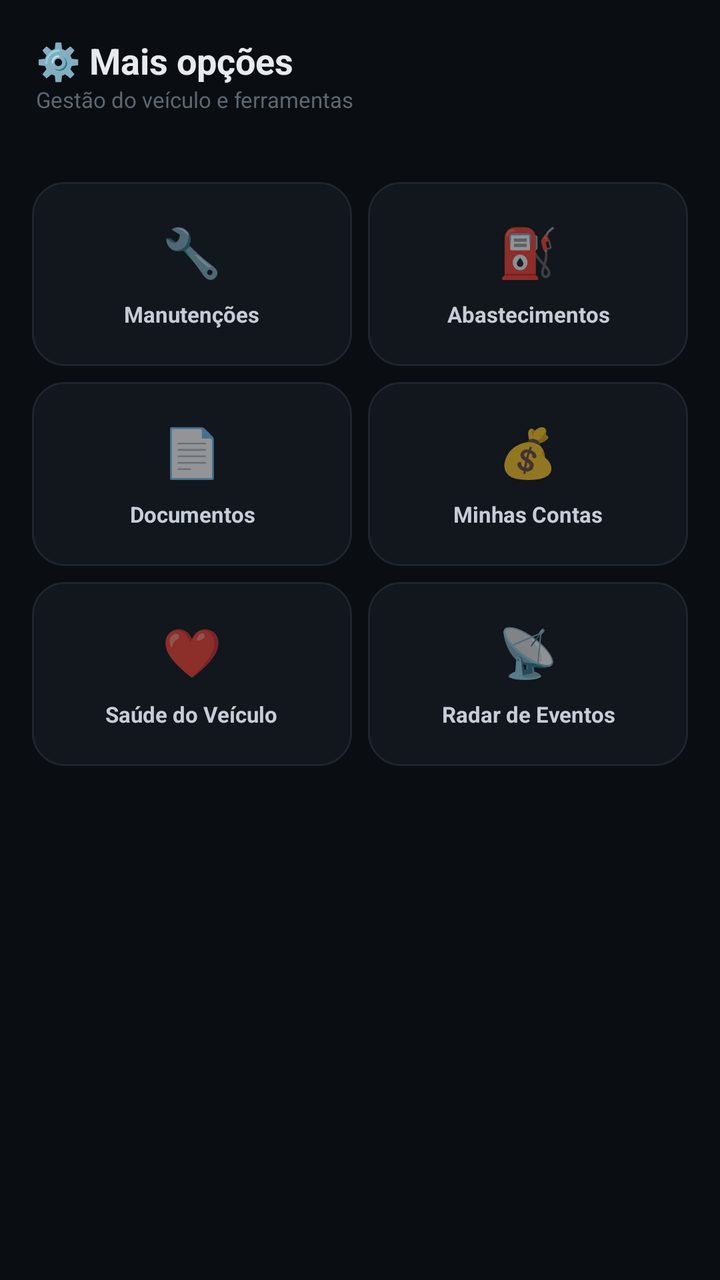
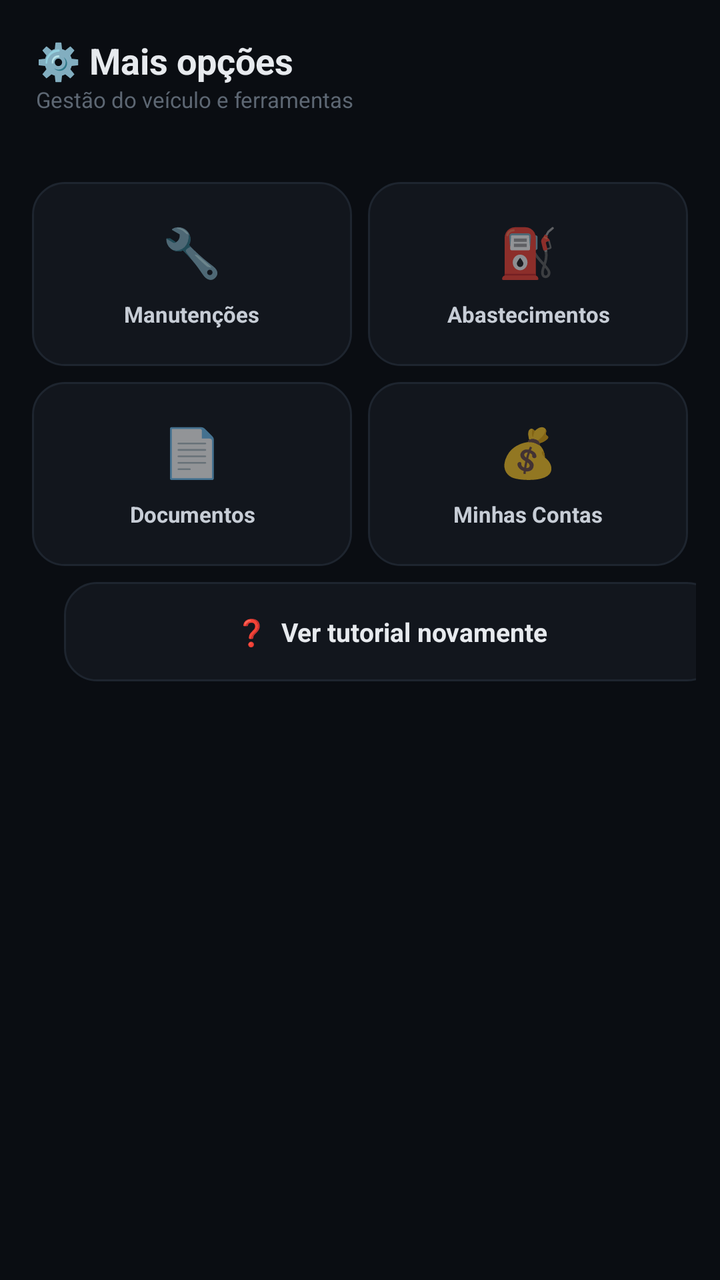

The first picture is an Android layout as it rendered before a commit; the second is the same layout after the commit. The layout source and the unified diff follow.
<!-- AndroidManifest.xml: application theme Theme.MaterialComponents.DayNight.NoActionBar -->
<!-- res/layout/activity_mais_opcoes.xml -->
<?xml version="1.0" encoding="utf-8"?>
<ScrollView xmlns:android="http://schemas.android.com/apk/res/android"
    android:layout_width="match_parent"
    android:layout_height="match_parent"
    android:background="#0A0D12">

    <LinearLayout
        android:layout_width="match_parent"
        android:layout_height="wrap_content"
        android:orientation="vertical">

        <LinearLayout
            android:layout_width="match_parent"
            android:layout_height="wrap_content"
            android:orientation="vertical"
            android:padding="18dp"
            android:paddingBottom="10dp">

            <TextView
                android:layout_width="wrap_content"
                android:layout_height="wrap_content"
                android:text="⚙️ Mais opções"
                android:textColor="#E7EAEE"
                android:textSize="18sp"
                android:textStyle="bold" />

            <TextView
                android:layout_width="wrap_content"
                android:layout_height="wrap_content"
                android:text="Gestão do veículo e ferramentas"
                android:textColor="#5D6773"
                android:textSize="11sp" />
        </LinearLayout>

        <LinearLayout
            android:layout_width="match_parent"
            android:layout_height="wrap_content"
            android:orientation="vertical"
            android:padding="12dp">

            <LinearLayout
                android:layout_width="match_parent"
                android:layout_height="wrap_content"
                android:orientation="horizontal">

                <LinearLayout
                    android:id="@+id/btnManutencoes"
                    android:layout_width="0dp"
                    android:layout_height="92dp"
                    android:layout_weight="1"
                    android:layout_margin="4dp"
                    android:orientation="vertical"
                    android:gravity="center"
                    android:paddingStart="4dp"
                    android:paddingEnd="4dp"
                    android:background="@drawable/bg_card_dark"
                    android:clickable="true"
                    android:focusable="true">

                    <TextView
                        android:layout_width="wrap_content"
                        android:layout_height="wrap_content"
                        android:text="🔧"
                        android:textSize="24sp" />

                    <TextView
                        android:layout_width="wrap_content"
                        android:layout_height="wrap_content"
                        android:text="Manutenções"
                        android:textColor="#C7CDD6"
                        android:textSize="11sp"
                        android:textStyle="bold"
                        android:maxLines="1"
                        android:gravity="center"
                        android:layout_marginTop="8dp" />
                </LinearLayout>

                <LinearLayout
                    android:id="@+id/btnAbastecimentos"
                    android:layout_width="0dp"
                    android:layout_height="92dp"
                    android:layout_weight="1"
                    android:layout_margin="4dp"
                    android:orientation="vertical"
                    android:gravity="center"
                    android:paddingStart="4dp"
                    android:paddingEnd="4dp"
                    android:background="@drawable/bg_card_dark"
                    android:clickable="true"
                    android:focusable="true">

                    <TextView
                        android:layout_width="wrap_content"
                        android:layout_height="wrap_content"
                        android:text="⛽"
                        android:textSize="24sp" />

                    <TextView
                        android:layout_width="wrap_content"
                        android:layout_height="wrap_content"
                        android:text="Abastecimentos"
                        android:textColor="#C7CDD6"
                        android:textSize="11sp"
                        android:textStyle="bold"
                        android:maxLines="1"
                        android:gravity="center"
                        android:layout_marginTop="8dp" />
                </LinearLayout>
            </LinearLayout>

            <LinearLayout
                android:layout_width="match_parent"
                android:layout_height="wrap_content"
                android:orientation="horizontal">

                <LinearLayout
                    android:id="@+id/btnDocumentos"
                    android:layout_width="0dp"
                    android:layout_height="92dp"
                    android:layout_weight="1"
                    android:layout_margin="4dp"
                    android:orientation="vertical"
                    android:gravity="center"
                    android:paddingStart="4dp"
                    android:paddingEnd="4dp"
                    android:background="@drawable/bg_card_dark"
                    android:clickable="true"
                    android:focusable="true">

                    <TextView
                        android:layout_width="wrap_content"
                        android:layout_height="wrap_content"
                        android:text="📄"
                        android:textSize="24sp" />

                    <TextView
                        android:layout_width="wrap_content"
                        android:layout_height="wrap_content"
                        android:text="Documentos"
                        android:textColor="#C7CDD6"
                        android:textSize="11sp"
                        android:textStyle="bold"
                        android:maxLines="1"
                        android:gravity="center"
                        android:layout_marginTop="8dp" />
                </LinearLayout>

                <LinearLayout
                    android:id="@+id/btnContas"
                    android:layout_width="0dp"
                    android:layout_height="92dp"
                    android:layout_weight="1"
                    android:layout_margin="4dp"
                    android:orientation="vertical"
                    android:gravity="center"
                    android:paddingStart="4dp"
                    android:paddingEnd="4dp"
                    android:background="@drawable/bg_card_dark"
                    android:clickable="true"
                    android:focusable="true">

                    <TextView
                        android:layout_width="wrap_content"
                        android:layout_height="wrap_content"
                        android:text="💰"
                        android:textSize="24sp" />

                    <TextView
                        android:layout_width="wrap_content"
                        android:layout_height="wrap_content"
                        android:text="Minhas Contas"
                        android:textColor="#C7CDD6"
                        android:textSize="11sp"
                        android:textStyle="bold"
                        android:maxLines="1"
                        android:gravity="center"
                        android:layout_marginTop="8dp" />
                </LinearLayout>
            </LinearLayout>

            <LinearLayout
                android:layout_width="match_parent"
                android:layout_height="wrap_content"
                android:orientation="horizontal">

                <LinearLayout
                    android:id="@+id/btnSaudeVeiculo"
                    android:layout_width="0dp"
                    android:layout_height="92dp"
                    android:layout_weight="1"
                    android:layout_margin="4dp"
                    android:orientation="vertical"
                    android:gravity="center"
                    android:paddingStart="4dp"
                    android:paddingEnd="4dp"
                    android:background="@drawable/bg_card_dark"
                    android:clickable="true"
                    android:focusable="true">

                    <TextView
                        android:layout_width="wrap_content"
                        android:layout_height="wrap_content"
                        android:text="❤️"
                        android:textSize="24sp" />

                    <TextView
                        android:layout_width="wrap_content"
                        android:layout_height="wrap_content"
                        android:text="Saúde do Veículo"
                        android:textColor="#C7CDD6"
                        android:textSize="11sp"
                        android:textStyle="bold"
                        android:maxLines="1"
                        android:gravity="center"
                        android:layout_marginTop="8dp" />
                </LinearLayout>

                <LinearLayout
                    android:id="@+id/btnEventos"
                    android:layout_width="0dp"
                    android:layout_height="92dp"
                    android:layout_weight="1"
                    android:layout_margin="4dp"
                    android:orientation="vertical"
                    android:gravity="center"
                    android:paddingStart="4dp"
                    android:paddingEnd="4dp"
                    android:background="@drawable/bg_card_dark"
                    android:clickable="true"
                    android:focusable="true">

                    <TextView
                        android:layout_width="wrap_content"
                        android:layout_height="wrap_content"
                        android:text="📡"
                        android:textSize="24sp" />

                    <TextView
                        android:layout_width="wrap_content"
                        android:layout_height="wrap_content"
                        android:text="Radar de Eventos"
                        android:textColor="#C7CDD6"
                        android:textSize="11sp"
                        android:textStyle="bold"
                        android:maxLines="1"
                        android:gravity="center"
                        android:layout_marginTop="8dp" />
                </LinearLayout>
            </LinearLayout>

        </LinearLayout>
    </LinearLayout>
</ScrollView>
<!-- resources referenced by this layout -->
<resources>
  <!-- drawable bg_card_dark (drawable) -->
  <?xml version="1.0" encoding="utf-8"?>
  <shape xmlns:android="http://schemas.android.com/apk/res/android" android:shape="rectangle">
      <solid android:color="#12161D" />
      <stroke android:width="1dp" android:color="#1E252F" />
      <corners android:radius="16dp" />
  </shape>
</resources>

<!-- the commit's change to res/layout/activity_mais_opcoes.xml (unified diff, before → after) -->
@@ -246,6 +246,27 @@
                         android:gravity="center"
                         android:layout_marginTop="8dp" />
                 </LinearLayout>
+                
+                <LinearLayout
+                android:id="@+id/btnTutorial"
+                android:layout_width="match_parent"
+                android:layout_height="wrap_content"
+                android:orientation="horizontal"
+                android:gravity="center"
+                android:background="@drawable/bg_card_dark"
+                android:padding="16dp"
+                android:layout_margin="4dp"
+                android:clickable="true"
+                android:focusable="true">
+
+                <TextView
+                    android:layout_width="wrap_content"
+                    android:layout_height="wrap_content"
+                    android:text="❓  Ver tutorial novamente"
+                    android:textColor="#E7EAEE"
+                    android:textSize="13sp"
+                    android:textStyle="bold" />
+            </LinearLayout>
             </LinearLayout>
 
         </LinearLayout>
